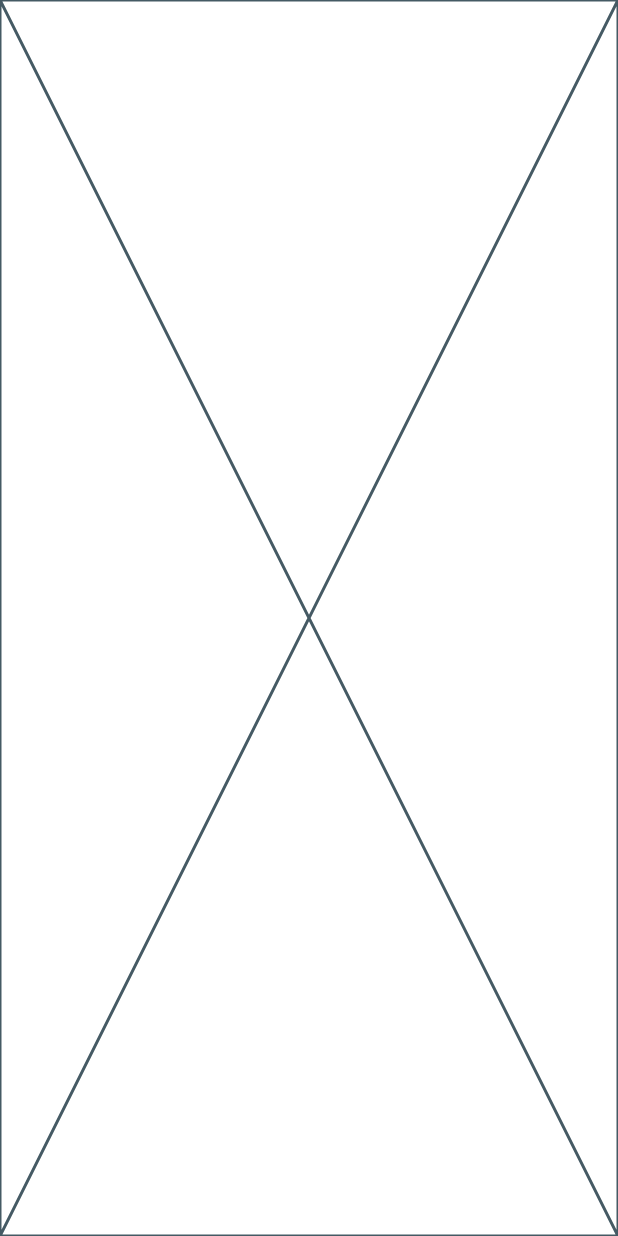
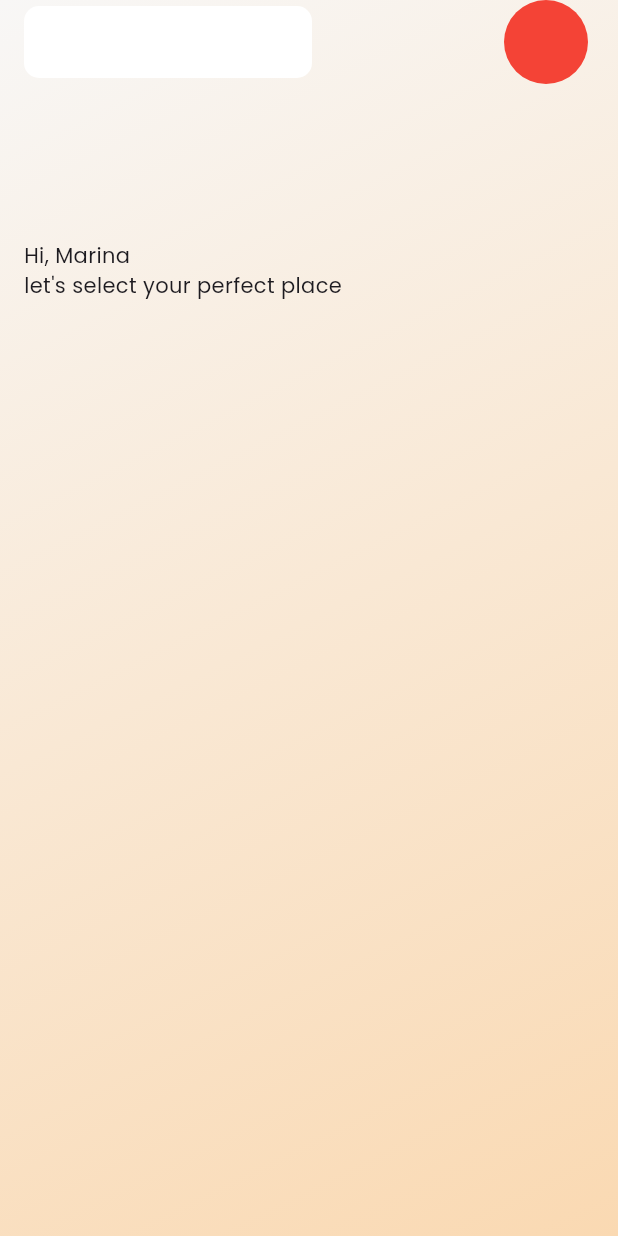
Before and after one commit to unknownaloy/moniepoint_task_01, a Flutter app: the screen it shows after launch, on a phone screen of 412 x 824 dp. Run offline on Flutter 3.47's test engine with Material 3 defaults, Android fonts, the phone set to English and light mode, and no system bars; our stand-ins replace google_fonts.

Commit message:
Added google_fonts and configured default font for the app

```diff
--- a/lib/main.dart
+++ b/lib/main.dart
@@ -1,4 +1,5 @@
 import 'package:flutter/material.dart';
+import 'package:google_fonts/google_fonts.dart';
 import 'package:moniepoint_task/screens/home_screen.dart';
 
 void main() {
@@ -13,9 +14,13 @@ class MyApp extends StatelessWidget {
   Widget build(BuildContext context) {
     return MaterialApp(
       title: 'Moniepoint Task',
+      debugShowCheckedModeBanner: false,
       theme: ThemeData(
         colorScheme: ColorScheme.fromSeed(seedColor: Colors.deepPurple),
         useMaterial3: true,
+        textTheme: GoogleFonts.poppinsTextTheme(
+          Theme.of(context).textTheme,
+        ),
       ),
       home: const HomeScreen(),
     );
--- a/lib/screens/home_screen.dart
+++ b/lib/screens/home_screen.dart
@@ -5,6 +5,51 @@ class HomeScreen extends StatelessWidget {
 
   @override
   Widget build(BuildContext context) {
-    return const Placeholder();
+    return Scaffold(
+      extendBodyBehindAppBar: true,
+      appBar: AppBar(
+        backgroundColor: Colors.transparent,
+        elevation: 0,
+        centerTitle: false,
+        title: Container(
+          height: 48,
+          width: 192,
+          decoration: const BoxDecoration(
+            color: Colors.white,
+            borderRadius: BorderRadius.all(
+              Radius.circular(10),
+            ),
+          ),
+        ),
+        actions: const [
+          CircleAvatar(
+            radius: 48,
+            backgroundColor: Colors.red,
+          ),
+        ],
+      ),
+      body: Container(
+        padding: const EdgeInsets.only(top: 160, left: 16, right: 16),
+        width: double.infinity,
+        height: double.infinity,
+        decoration: const BoxDecoration(
+          gradient: LinearGradient(
+            begin: Alignment.topLeft,
+            end: Alignment.bottomRight,
+            colors: [
+              Color(0xffF8F7F6),
+              Color(0xffFAD9B2),
+            ],
+          ),
+        ),
+        child: const Column(
+           crossAxisAlignment: CrossAxisAlignment.stretch,
+          children: [
+            Text('Hi, Marina'),
+            Text("let's select your perfect place"),
+          ],
+        ),
+      ),
+    );
   }
 }
```
Also changed, not shown: pubspec.yaml (+1 -28 lines), pubspec.lock, 6 other files.
